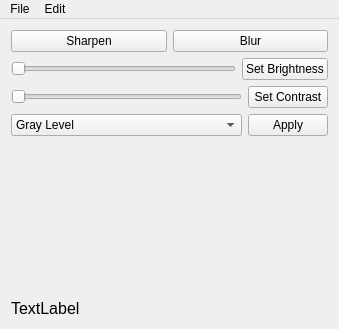
Old version of the form mainwindow.ui in the repository wa1575/opencv_photoshop.
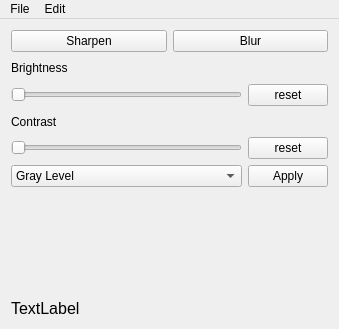
New version of the form.

Diff of the .ui file:
```diff
--- a/mainwindow.ui
+++ b/mainwindow.ui
@@ -59,10 +59,23 @@
     </item>
     <item row="4" column="1">
      <layout class="QVBoxLayout" name="verticalLayout">
+      <item>
+       <widget class="QLabel" name="label_3">
+        <property name="text">
+         <string>Brightness</string>
+        </property>
+       </widget>
+      </item>
       <item>
        <layout class="QHBoxLayout" name="horizontalLayout_4">
         <item>
          <widget class="QSlider" name="brightness_slider">
+          <property name="sizePolicy">
+           <sizepolicy hsizetype="Expanding" vsizetype="Fixed">
+            <horstretch>0</horstretch>
+            <verstretch>0</verstretch>
+           </sizepolicy>
+          </property>
           <property name="orientation">
            <enum>Qt::Horizontal</enum>
           </property>
@@ -70,13 +83,32 @@
         </item>
         <item>
          <widget class="QPushButton" name="set_bright_btn">
+          <property name="sizePolicy">
+           <sizepolicy hsizetype="Minimum" vsizetype="Fixed">
+            <horstretch>0</horstretch>
+            <verstretch>0</verstretch>
+           </sizepolicy>
+          </property>
+          <property name="font">
+           <font>
+            <family>Arial</family>
+            <pointsize>9</pointsize>
+           </font>
+          </property>
           <property name="text">
-           <string>Set Brightness</string>
+           <string>reset</string>
           </property>
          </widget>
         </item>
        </layout>
       </item>
+      <item>
+       <widget class="QLabel" name="label_4">
+        <property name="text">
+         <string>Contrast</string>
+        </property>
+       </widget>
+      </item>
       <item>
        <layout class="QHBoxLayout" name="horizontalLayout_3">
         <item>
@@ -88,8 +120,14 @@
         </item>
         <item>
          <widget class="QPushButton" name="set_con_btn">
+          <property name="sizePolicy">
+           <sizepolicy hsizetype="Preferred" vsizetype="Fixed">
+            <horstretch>0</horstretch>
+            <verstretch>0</verstretch>
+           </sizepolicy>
+          </property>
           <property name="text">
-           <string>Set Contrast</string>
+           <string>reset</string>
           </property>
          </widget>
         </item>
```
Left out of the diff: 7 changed lines with no effect on the pictures.
